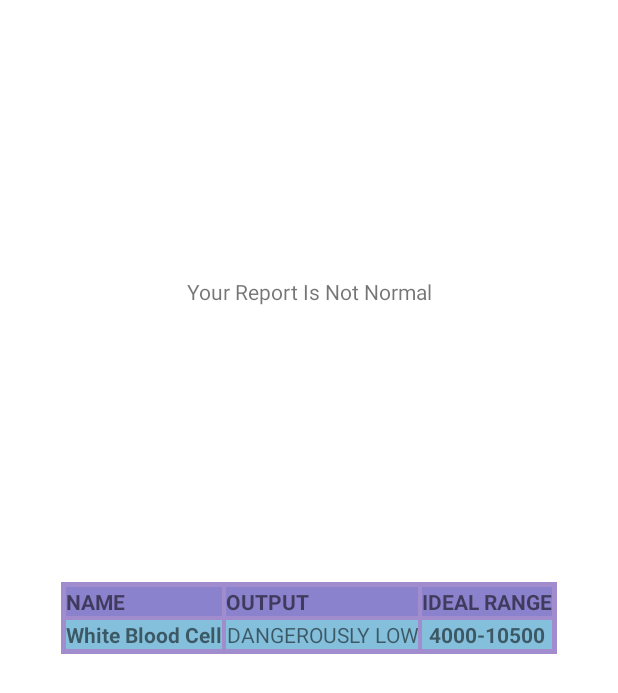
After one commit to ABPcodes/Health-Buddy, an Android app: the FASTINGSUGARTABLE screen opened directly, with no data from a screen before it, on a phone screen of 412 x 824 dp. The commit adds this screen. Shown: the top 693 px of the screen. Run offline under Robolectric (Android 15) with nearby library versions, the phone set to English and light mode, and no system bars.

Commit message:
fasting sugar added (ansh)

```diff
--- a/app/src/main/AndroidManifest.xml
+++ b/app/src/main/AndroidManifest.xml
@@ -9,6 +9,12 @@
         android:roundIcon="@mipmap/ic_launcher_round"
         android:supportsRtl="true"
         android:theme="@style/Theme.DASHBOARD">
+        <activity
+            android:name=".FASTINGSUGARTABLE"
+            android:exported="false" />
+        <activity
+            android:name=".fastingsugar"
+            android:exported="false" />
         <activity
             android:name=".RANDOMSUGARTABLE"
             android:exported="false" />
--- /dev/null
+++ b/app/src/main/java/com/example/dashboard/FASTINGSUGARTABLE.java
@@ -0,0 +1,87 @@
+package com.example.dashboard;
+
+import androidx.appcompat.app.AppCompatActivity;
+
+import android.content.Intent;
+import android.os.Bundle;
+import android.widget.TextView;
+import android.widget.Toast;
+
+public class FASTINGSUGARTABLE extends AppCompatActivity {
+
+
+
+    TextView t1,t2;
+    boolean a =true;
+
+    @Override
+    protected void onCreate(Bundle savedInstanceState) {
+        super.onCreate(savedInstanceState);
+        setContentView(R.layout.activity_fastingsugartable);
+
+
+
+        t1 = findViewById(R.id.textView1500);
+        t2 = findViewById(R.id.dipoutput);
+
+        Double FPG;
+
+        Intent fst = getIntent();
+
+        FPG = fst.getDoubleExtra("FPG", 0);
+
+
+
+
+        if (FPG != null)
+
+        {
+
+
+
+        if(FPG<0)
+        {
+            //Toast.makeText(getApplicationContext(), "Please enter a valid input", Toast.LENGTH_SHORT).show();
+            t1.setText(" INVALID INPUT");
+            a = false;
+        }
+        if (FPG>=0 && FPG<=55)
+        {
+            t1.setText("DANGEROUSLY LOW");
+            a = false;
+        }
+        if (FPG>=56 && FPG<=99)
+        {
+            t1.setText("NORMAL");
+            a = true;
+        }
+        if (FPG>=100 && FPG<=126)
+        {
+            t1.setText("INCREASED RISK OF DIABIATES");
+            a = false;
+        }
+        if (FPG>126)
+        {
+            t1.setText("DIABETIES");
+            a = false;
+        }
+
+
+        }
+
+        if(a == true)
+        {
+            t2.setText("CONGRATES! YOUR REPORT IS NORMAL");
+        }
+
+        else
+        {
+            t2.setText("Your Report Is Not Normal");
+        }
+
+
+
+
+
+    }
+}
--- /dev/null
+++ b/app/src/main/res/layout/activity_fastingsugartable.xml
@@ -0,0 +1,103 @@
+<?xml version="1.0" encoding="utf-8"?>
+<androidx.constraintlayout.widget.ConstraintLayout xmlns:android="http://schemas.android.com/apk/res/android"
+    xmlns:app="http://schemas.android.com/apk/res-auto"
+    xmlns:tools="http://schemas.android.com/tools"
+    android:layout_width="match_parent"
+    android:layout_height="match_parent"
+    tools:context=".FASTINGSUGARTABLE">
+
+
+    <TableLayout
+        android:id="@+id/tableLayout"
+        android:layout_width="wrap_content"
+        android:layout_height="wrap_content"
+        android:layout_gravity="center"
+        android:background="#A18DCD"
+        android:gravity="center"
+        android:padding="2dp"
+        android:paddingLeft="3dp"
+        android:paddingTop="3dp"
+        android:paddingRight="3dp"
+        android:paddingBottom="3dp"
+        app:layout_constraintBottom_toBottomOf="parent"
+        app:layout_constraintEnd_toEndOf="parent"
+        app:layout_constraintStart_toStartOf="parent"
+        app:layout_constraintTop_toTopOf="parent">
+
+    <TableRow
+        android:layout_width="match_parent"
+        android:layout_height="match_parent"
+        android:background="#A18DCD">
+
+        <TextView
+            android:layout_width="wrap_content"
+            android:layout_height="match_parent"
+            android:layout_margin="1dp"
+            android:background="#4D5868CC"
+            android:text="NAME"
+            android:textStyle="bold" />
+
+        <TextView
+            android:layout_width="wrap_content"
+            android:layout_height="match_parent"
+            android:layout_margin="1dp"
+            android:layout_weight="1"
+            android:background="#4D5868CC"
+            android:text="OUTPUT"
+            android:textStyle="bold" />
+
+        <TextView
+            android:layout_width="wrap_content"
+            android:layout_height="match_parent"
+            android:layout_margin="1dp"
+            android:background="#4D5868CC"
+            android:text="IDEAL RANGE"
+            android:textStyle="bold" />
+    </TableRow>
+
+    <TableRow android:background="#A18DCD">
+
+        <TextView
+            android:layout_width="wrap_content"
+            android:layout_height="match_parent"
+            android:layout_margin="1dp"
+            android:layout_weight="1"
+            android:background="#84C0DC"
+            android:gravity="center_horizontal"
+            android:text="White Blood Cell"
+            android:textStyle="bold" />
+
+        <TextView
+            android:id="@+id/textView1500"
+            android:layout_width="wrap_content"
+            android:layout_height="match_parent"
+            android:layout_margin="1dp"
+            android:layout_weight="1"
+            android:background="#84C0DC"
+            android:gravity="center_horizontal" />
+
+        <TextView
+            android:layout_width="wrap_content"
+            android:layout_height="match_parent"
+            android:layout_margin="1dp"
+            android:layout_weight="1"
+            android:background="#84C0DC"
+            android:gravity="center_horizontal"
+            android:text="4000-10500"
+            android:textStyle="bold" />
+    </TableRow>
+
+    </TableLayout>
+
+    <TextView
+        android:id="@+id/dipoutput"
+        android:layout_width="wrap_content"
+        android:layout_height="wrap_content"
+        android:text="TextView"
+        app:layout_constraintBottom_toTopOf="@+id/tableLayout"
+        app:layout_constraintEnd_toEndOf="parent"
+        app:layout_constraintStart_toStartOf="parent"
+        app:layout_constraintTop_toTopOf="parent" />
+
+
+</androidx.constraintlayout.widget.ConstraintLayout>
--- a/app/src/main/res/values/strings.xml
+++ b/app/src/main/res/values/strings.xml
@@ -34,4 +34,7 @@
     <string name="A_G">A:G (ratio)</string>
 
 
+    <string name="FASTING_PLSAMA_GLUCOSE">FASTING PLSAMA GLUCOSE (mg/dl)</string>
+
+
 </resources>
```
Also changed, not shown: app/src/main/java/com/example/dashboard/fastingsugar.java (added, +80 -0 lines), app/src/main/java/com/example/dashboard/general_sugar.java (+11 -1 lines), app/src/main/java/com/example/dashboard/hba1c.java (+11 -2 lines), app/src/main/res/layout/activity_fastingsugar.xml (added, +70 -0 lines).
